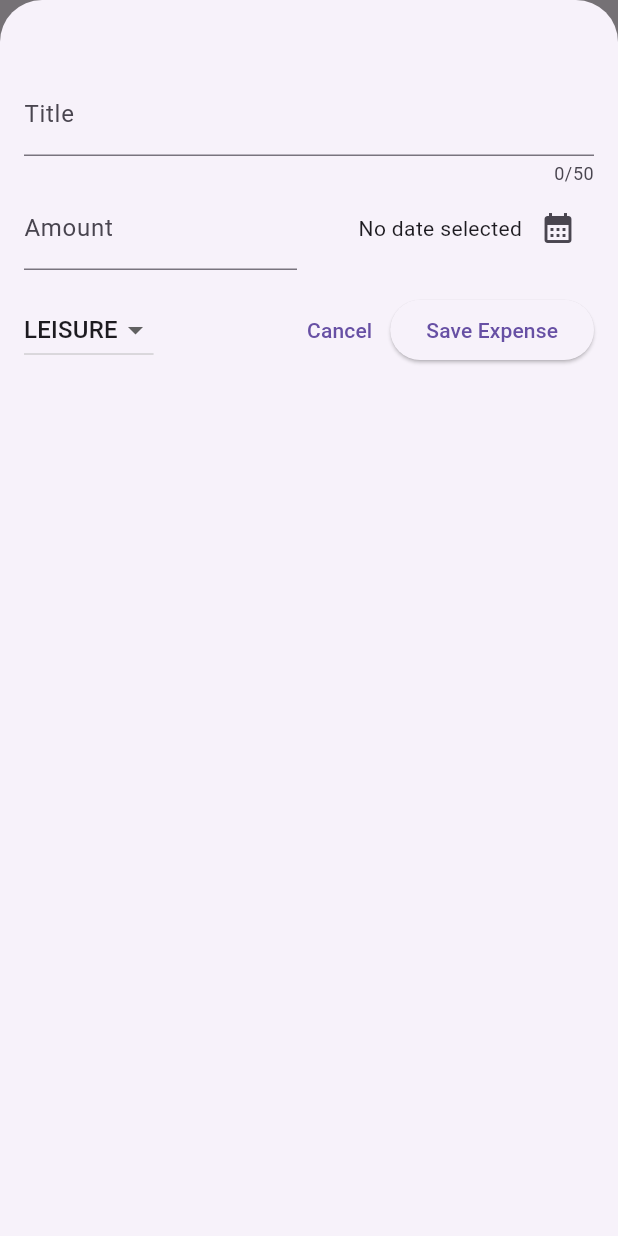
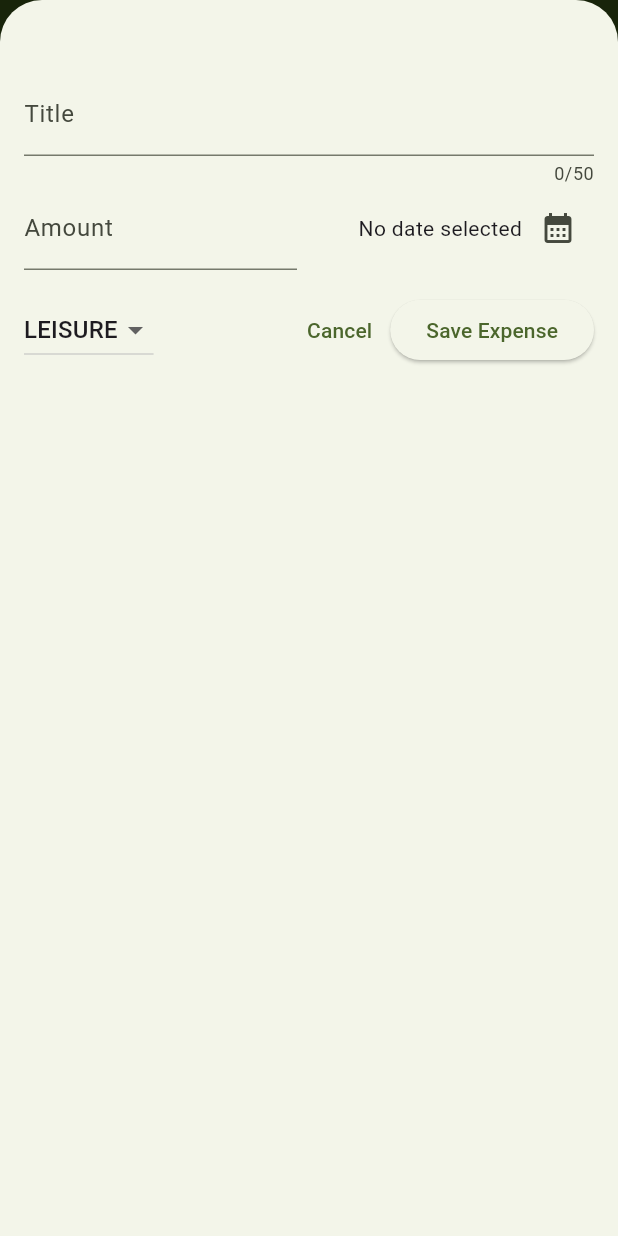
Before and after one commit to javierpb275/first_flutter_app, a Flutter app: the screen it shows after launch, after a tap on the "add" icon, on a phone screen of 412 x 824 dp. Run offline on Flutter 3.47's test engine with Material 3 defaults, Android fonts, the phone set to English and light mode, and no system bars; our stand-ins replace google_fonts.

Commit message:
setting and using a color scheme

```diff
--- a/lib/main.dart
+++ b/lib/main.dart
@@ -1,11 +1,19 @@
 import 'package:first_flutter_app/widgets/expenses.dart';
 import 'package:flutter/material.dart';
+
+var kColorScheme = ColorScheme.fromSeed(
+  seedColor: const Color.fromARGB(255, 158, 244, 52),
+);
 
 void main() {
   runApp(
     MaterialApp(
       theme: ThemeData().copyWith(
-        scaffoldBackgroundColor: const Color.fromARGB(230, 168, 226, 228),
+        colorScheme: kColorScheme,
+        appBarTheme: const AppBarTheme().copyWith(
+          backgroundColor: kColorScheme.onPrimaryContainer,
+          foregroundColor: kColorScheme.primaryContainer,
+        ),
       ),
       home: const Expenses(),
     ),
```
